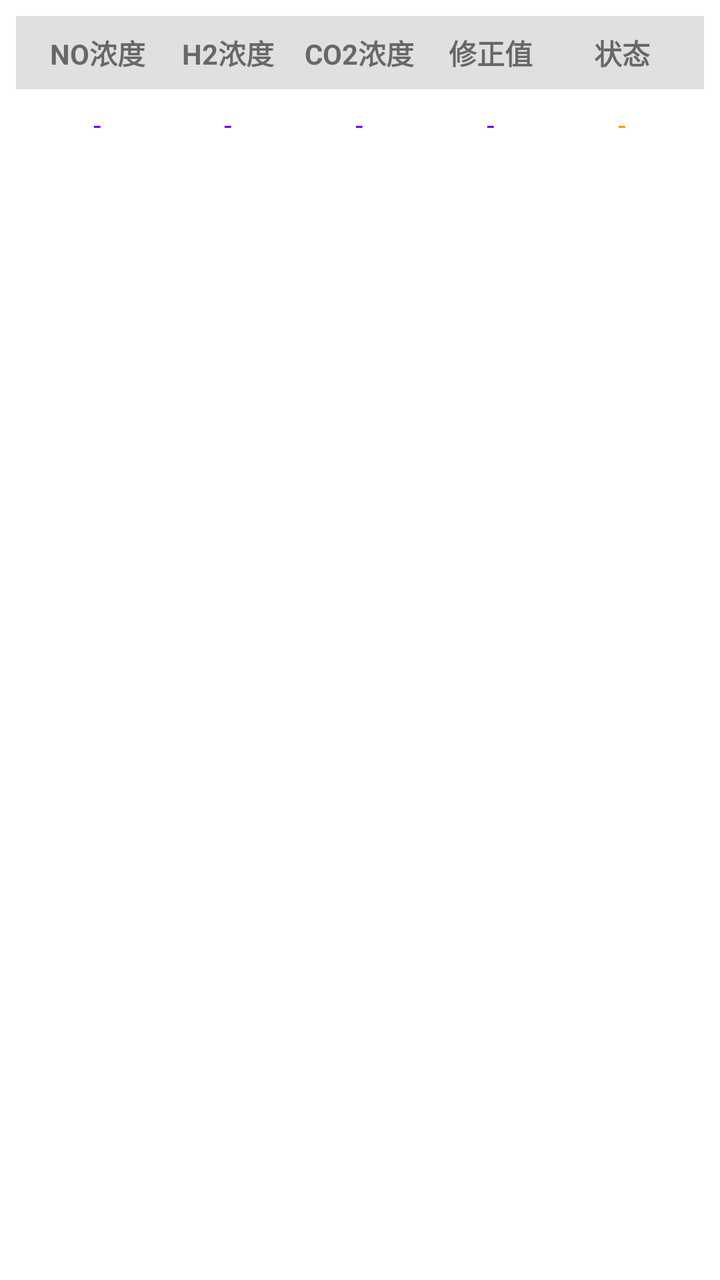
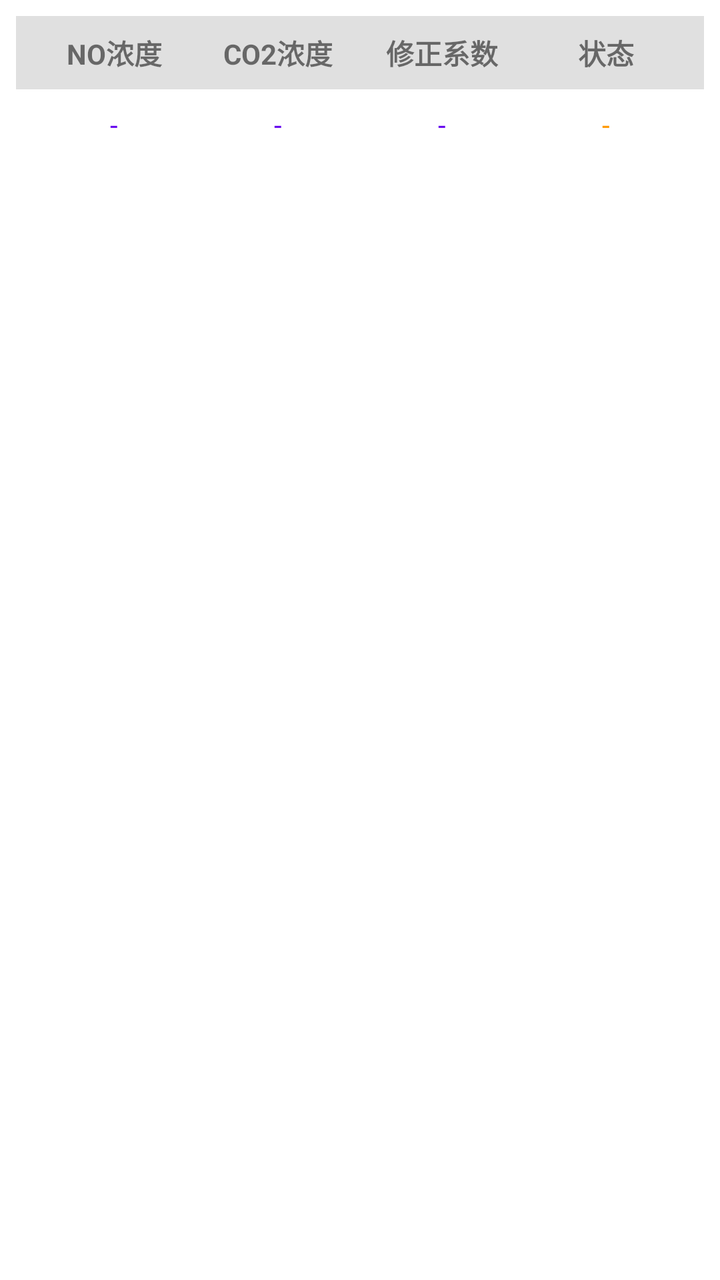

Before-and-after screenshots of an Android layout around one commit, followed by the original layout XML and the change that was made.
<!-- AndroidManifest.xml: application theme Theme.WellYearn -->
<!-- res/layout/table_single_channel_test3.xml -->
<?xml version="1.0" encoding="utf-8"?>
<TableLayout xmlns:android="http://schemas.android.com/apk/res/android"
    android:layout_width="match_parent"
    android:layout_height="wrap_content"
    android:padding="8dp"
    android:orientation="vertical"
    android:background="#FFFFFF">

    
    <TableRow
        android:layout_width="match_parent"
        android:layout_height="wrap_content"
        android:background="#E0E0E0"
        android:padding="8dp">

        <TextView
            android:layout_width="0dp"
            android:layout_height="wrap_content"
            android:layout_weight="1"
            android:text="NO浓度"
            android:textSize="14sp"
            android:textStyle="bold"
            android:gravity="center" />

        <TextView
            android:layout_width="0dp"
            android:layout_height="wrap_content"
            android:layout_weight="1"
            android:text="H2浓度"
            android:textSize="14sp"
            android:textStyle="bold"
            android:gravity="center" />

        <TextView
            android:layout_width="0dp"
            android:layout_height="wrap_content"
            android:layout_weight="1"
            android:text="CO2浓度"
            android:textSize="14sp"
            android:textStyle="bold"
            android:gravity="center" />

        <TextView
            android:layout_width="0dp"
            android:layout_height="wrap_content"
            android:layout_weight="1"
            android:text="修正值"
            android:textSize="14sp"
            android:textStyle="bold"
            android:gravity="center" />

        <TextView
            android:layout_width="0dp"
            android:layout_height="wrap_content"
            android:layout_weight="1"
            android:text="状态"
            android:textSize="14sp"
            android:textStyle="bold"
            android:gravity="center" />
    </TableRow>

    
    <TableRow
        android:id="@+id/dataRow"
        android:layout_width="match_parent"
        android:layout_height="wrap_content"
        android:padding="8dp"
        android:background="#FFFFFF">

        <TextView
            android:id="@+id/tvNO"
            android:layout_width="0dp"
            android:layout_height="wrap_content"
            android:layout_weight="1"
            android:text="-"
            android:textSize="14sp"
            android:gravity="center"
            android:textColor="#FF6200EE" />

        <TextView
            android:id="@+id/tvH2"
            android:layout_width="0dp"
            android:layout_height="wrap_content"
            android:layout_weight="1"
            android:text="-"
            android:textSize="14sp"
            android:gravity="center"
            android:textColor="#FF6200EE" />

        <TextView
            android:id="@+id/tvCO2"
            android:layout_width="0dp"
            android:layout_height="wrap_content"
            android:layout_weight="1"
            android:text="-"
            android:textSize="14sp"
            android:gravity="center"
            android:textColor="#FF6200EE" />

        <TextView
            android:id="@+id/tvCorrected"
            android:layout_width="0dp"
            android:layout_height="wrap_content"
            android:layout_weight="1"
            android:text="-"
            android:textSize="14sp"
            android:gravity="center"
            android:textColor="#FF6200EE" />

        <TextView
            android:id="@+id/tvStatus"
            android:layout_width="0dp"
            android:layout_height="wrap_content"
            android:layout_weight="1"
            android:text="-"
            android:textSize="14sp"
            android:gravity="center"
            android:textColor="#FF9800" />
    </TableRow>

</TableLayout>
<!-- resources referenced by this layout -->
<resources>
  <style name="Theme.WellYearn" parent="Theme.MaterialComponents.DayNight.DarkActionBar">
          
          <item name="colorPrimary">@color/purple_500</item>
          <item name="colorPrimaryVariant">@color/purple_700</item>
          <item name="colorOnPrimary">@color/white</item>
          
          <item name="colorSecondary">@color/teal_200</item>
          <item name="colorSecondaryVariant">@color/teal_700</item>
          <item name="colorOnSecondary">@color/black</item>
          
          <item name="android:statusBarColor">?attr/colorPrimaryVariant</item>
          
      </style>
  <color name="purple_500">#FF6200EE</color>
  <color name="purple_700">#FF3700B3</color>
  <color name="white">#FFFFFFFF</color>
  <color name="teal_200">#FF03DAC5</color>
  <color name="teal_700">#FF018786</color>
  <color name="black">#FF000000</color>
</resources>

<!-- the commit's change to res/layout/table_single_channel_test3.xml (unified diff, before → after) -->
@@ -26,15 +26,6 @@
             android:layout_width="0dp"
             android:layout_height="wrap_content"
             android:layout_weight="1"
-            android:text="H2浓度"
-            android:textSize="14sp"
-            android:textStyle="bold"
-            android:gravity="center" />
-
-        <TextView
-            android:layout_width="0dp"
-            android:layout_height="wrap_content"
-            android:layout_weight="1"
             android:text="CO2浓度"
             android:textSize="14sp"
             android:textStyle="bold"
@@ -44,7 +35,7 @@
             android:layout_width="0dp"
             android:layout_height="wrap_content"
             android:layout_weight="1"
-            android:text="修正值"
+            android:text="修正系数"
             android:textSize="14sp"
             android:textStyle="bold"
             android:gravity="center" />
@@ -69,16 +60,6 @@
 
         <TextView
             android:id="@+id/tvNO"
-            android:layout_width="0dp"
-            android:layout_height="wrap_content"
-            android:layout_weight="1"
-            android:text="-"
-            android:textSize="14sp"
-            android:gravity="center"
-            android:textColor="#FF6200EE" />
-
-        <TextView
-            android:id="@+id/tvH2"
             android:layout_width="0dp"
             android:layout_height="wrap_content"
             android:layout_weight="1"
